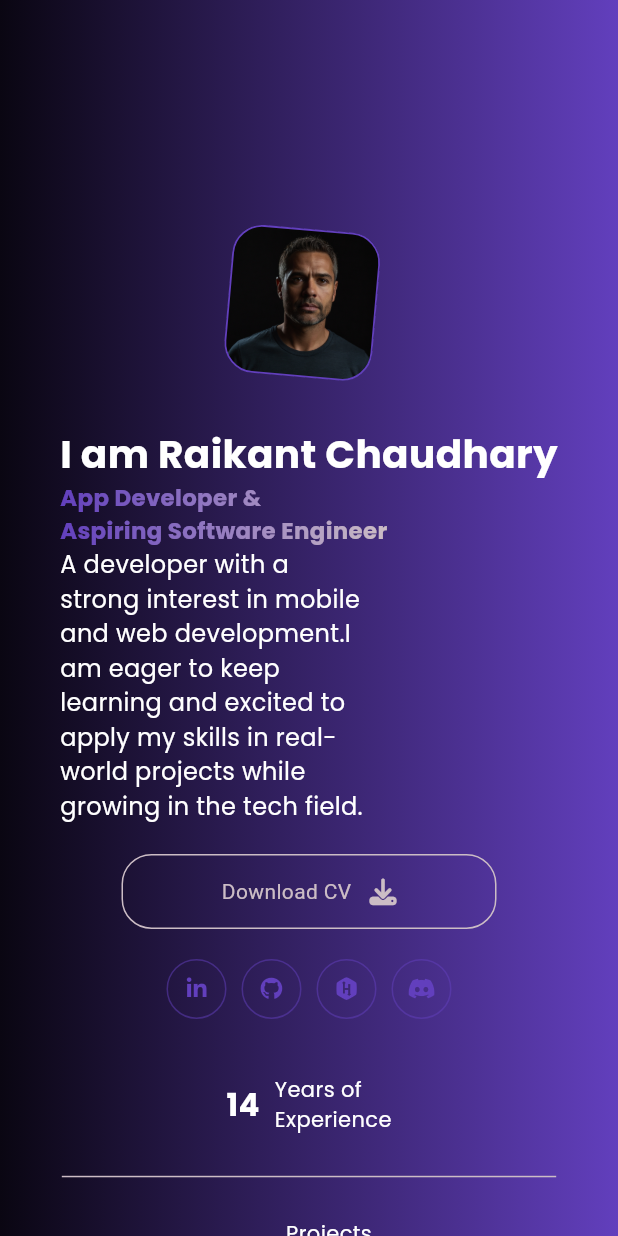
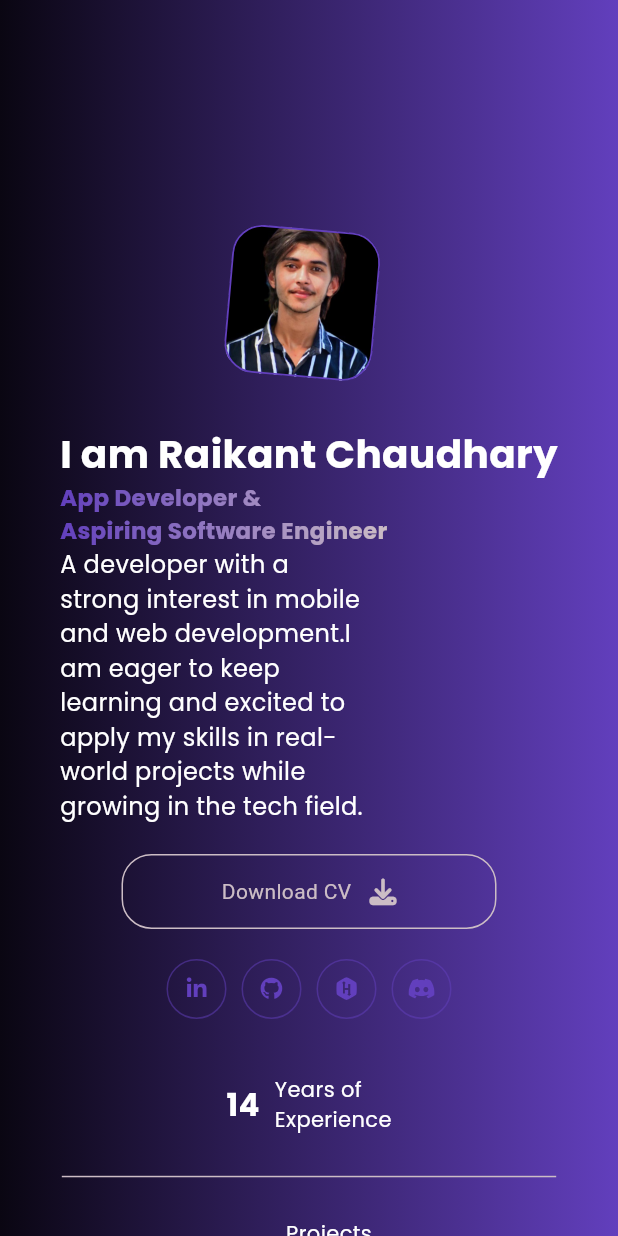
Before and after one commit to Raikant59/Portfolio_in_flutter_example, a Flutter app: the screen it shows after launch, on a phone screen of 412 x 824 dp. Run offline on Flutter 3.47's test engine with Material 3 defaults, Android fonts, the phone set to English and light mode, and no system bars; drawn by our look-alikes of simple_gradient_text; our stand-ins replace font_awesome_flutter.

Commit message:
add photo

```diff
--- a/lib/screens/widgets/rotating_image_widget.dart
+++ b/lib/screens/widgets/rotating_image_widget.dart
@@ -26,7 +26,8 @@ class _RotatingImageContainerState extends State<RotatingImageContainer> {
         decoration: BoxDecoration(
           image: DecorationImage(
               fit: BoxFit.cover,
-              image: AssetImage('assets/images/profile_new.jpg')),
+              // image: AssetImage('assets/images/profile_new.jpg')),
+              image: AssetImage('assets/images/new_pro.jpg')),
           border: Border.all(color: AppColors.studio, width: 1.2),
           borderRadius: BorderRadius.circular(20),
         ),
```
Also changed, not shown: assets/images/new_pro.jpg (added).
